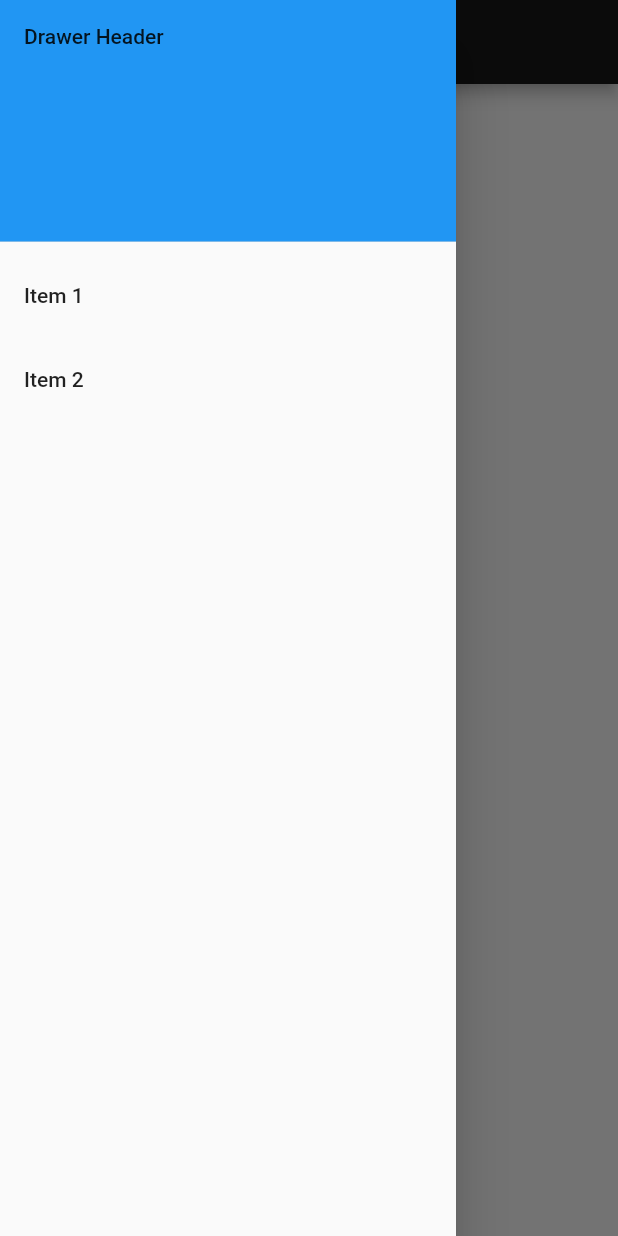
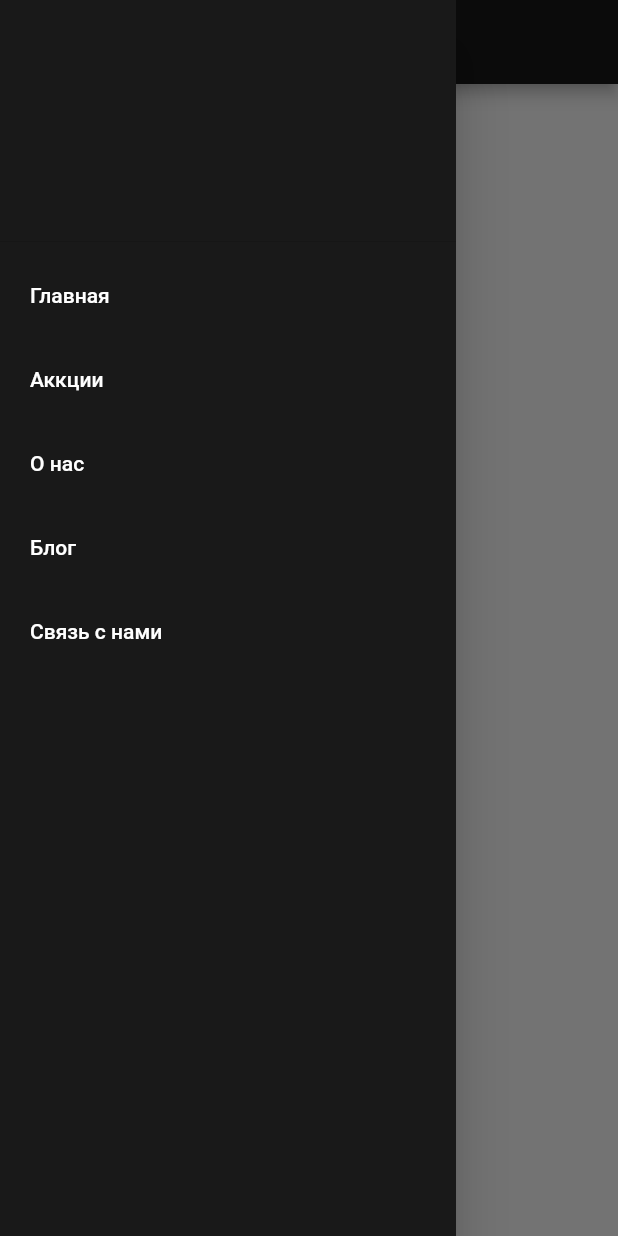
Before and after one commit to z3r002/AdaptiveOnFlutter, a Flutter app: the screen it shows after launch, with the side drawer open, on a phone screen of 412 x 824 dp. Run offline on Flutter 3.47's test engine with Material 2 defaults, Android fonts, the phone set to English and light mode, and no system bars; our stand-ins replace get, responsive_builder; network calls fail.

Commit message:
fix drawer

```diff
--- a/lib/View/Widgets/CustomDrawer.dart
+++ b/lib/View/Widgets/CustomDrawer.dart
@@ -1,42 +1,69 @@
 import 'package:flutter/material.dart';
+import 'package:flutter_adaptive/Controllers/MenuController.dart';
+import 'package:get/get.dart';
+
+import '../../constants.dart';
 
 class CustomDrawer extends StatelessWidget {
+  final MenuController _controller = Get.put(MenuController());
+
   @override
   Widget build(BuildContext context) {
-    return  Drawer(
-        // Add a ListView to the drawer. This ensures the user can scroll
-        // through the options in the drawer if there isn't enough vertical
-        // space to fit everything.
-        child: ListView(
-          // Important: Remove any padding from the ListView.
-          padding: EdgeInsets.zero,
-          children: <Widget>[
+    return Drawer(
+      child: Container(
+        color: kDarkBlackColor,
+        child: Obx(
+              () => ListView(
+            children: [
               DrawerHeader(
-              child: Text('Drawer Header'),
-              decoration: BoxDecoration(
-                color: Colors.blue,
+                child: Padding(
+                  padding: const EdgeInsets.symmetric(
+                      horizontal: kDefaultPadding * 3.5),
+                 // child: SvgPicture.asset("assets/icons/logo.svg"),
                 ),
               ),
-            ListTile(
-              title: Text('Item 1'),
-              onTap: () {
-                // Update the state of the app
-                // ...
-                // Then close the drawer
-                Navigator.pop(context);
+              ...List.generate(
+                _controller.menuItems.length,
+                    (index) => DrawerItem(
+                  isActive: index == _controller.selectedIndex,
+                  title: _controller.menuItems[index],
+                  press: () {
+                    _controller.setMenuIndex(index);
                   },
                 ),
-            ListTile(
-              title: Text('Item 2'),
-              onTap: () {
-                // Update the state of the app
-                // ...
-                // Then close the drawer
-                Navigator.pop(context);
-              },
               ),
             ],
+          ),
+        ),
       ),
     );
   }
 }
+class DrawerItem extends StatelessWidget {
+  final String title;
+  final bool isActive;
+  final VoidCallback press;
+
+  const DrawerItem({
+    Key key,
+    @required this.title,
+    @required this.isActive,
+    @required this.press,
+  }) : super(key: key);
+
+  @override
+  Widget build(BuildContext context) {
+    return SafeArea(
+      child: ListTile(
+        contentPadding: EdgeInsets.symmetric(horizontal: kDefaultPadding),
+        selected: isActive,
+        selectedTileColor: kPrimaryColor,
+        onTap: press,
+        title: Text(
+          title,
+          style: TextStyle(color: Colors.white),
+        ),
+      ),
+    );
+  }
+}
```
Lines whose indentation alone changed are shown as unchanged.
